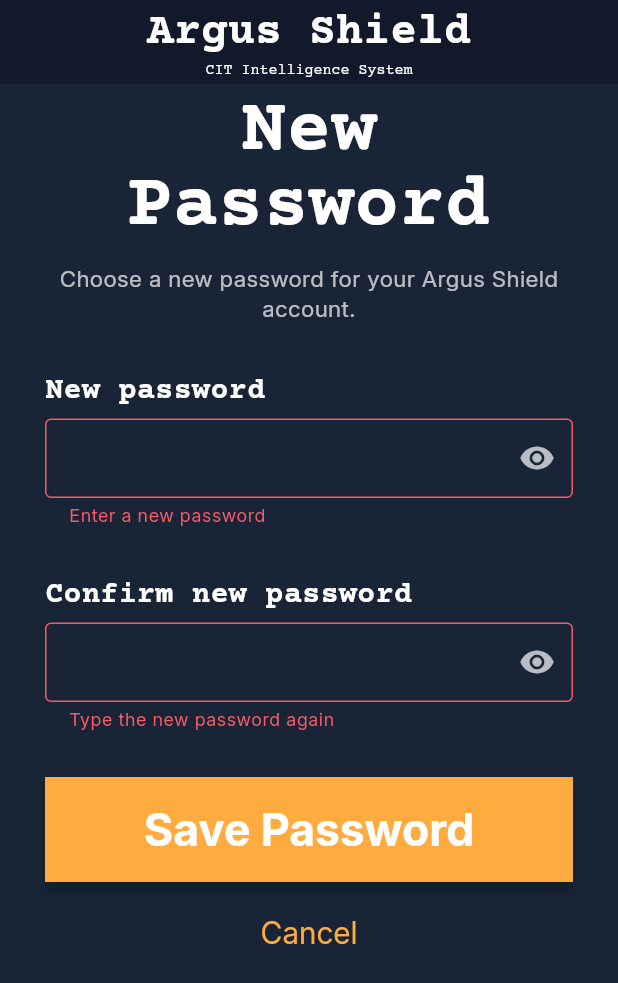
After one commit to MeanBanana/cit-event-capture, a Flutter app: the ResetPasswordPage screen opened directly, after a tap on "Save Password", on a phone screen of 412 x 824 dp. The commit adds this screen. Shown: the top 983 px of the screen. Run offline on Flutter 3.47's test engine with Material 3 defaults, Android fonts, the phone set to English and light mode, and no system bars; our stand-ins replace flutter_markdown_plus, image_picker, shared_preferences, supabase_flutter; accounts and stored records are empty.

Commit message:
Added password reset via email deep link" -m "- Forgot password panel now sends a Supabase reset email (redirect: argusshield://reset-password) - New ResetPasswordPage: new password + confirm, min 6 chars, show/hide, signs out after saving - main.dart listens for AuthChangeEvent.passwordRecovery and opens the reset screen; shows a message for expired links - Android intent filter and iOS URL scheme for argusshield:// - Tests for the reset screen - Login form centred between the header and the bottom buttons - Fixed analyzer warning in a supabase_service.dart doc comment Supabase: add argusshield://reset-password under Auth > URL Configuration > Redirect URLs

```diff
--- a/mobile/argus_shield/lib/main.dart
+++ b/mobile/argus_shield/lib/main.dart
@@ -1,6 +1,9 @@
+import 'dart:async';
+
 import 'package:flutter/material.dart';
 import 'package:supabase_flutter/supabase_flutter.dart';
 import 'login.dart';
+import 'reset_password.dart';
 import 'theme/app_theme.dart';
 import 'theme/argus_widgets.dart';
 
@@ -8,6 +11,12 @@ import 'theme/argus_widgets.dart';
 // user to their own dashboard: citizens to CitizenHome, admins to
 // AdminDashboard. To test the admin screens, log in with an admin account
 // (see database/README.md, "Creating an admin").
+
+/// Lets code outside the widget tree (the auth listener below) open screens.
+final navigatorKey = GlobalKey<NavigatorState>();
+
+/// Lets the auth listener show messages without a BuildContext.
+final scaffoldMessengerKey = GlobalKey<ScaffoldMessengerState>();
 
 Future<void> main() async {
   WidgetsFlutterBinding.ensureInitialized();
@@ -18,14 +27,60 @@ Future<void> main() async {
   runApp(const RootApp());
 }
 
-class RootApp extends StatelessWidget {
+class RootApp extends StatefulWidget {
   const RootApp({super.key});
+
+  @override
+  State<RootApp> createState() => _RootAppState();
+}
+
+class _RootAppState extends State<RootApp> {
+  StreamSubscription<AuthState>? _authSub;
+
+  @override
+  void initState() {
+    super.initState();
+    // Password reset: when the user taps the link in the reset email, the
+    // phone opens this app (argusshield://reset-password). supabase_flutter
+    // checks the link with Supabase and fires passwordRecovery; we then show
+    // the "New Password" screen in place of whatever was open.
+    _authSub = Supabase.instance.client.auth.onAuthStateChange.listen(
+      (data) {
+        if (data.event == AuthChangeEvent.passwordRecovery) {
+          navigatorKey.currentState?.pushAndRemoveUntil(
+            MaterialPageRoute(builder: (_) => const ResetPasswordPage()),
+            (_) => false,
+          );
+        }
+      },
+      // An old or already-used link ends up here instead.
+      onError: (Object error) {
+        scaffoldMessengerKey.currentState?.showSnackBar(
+          const SnackBar(
+            content: Text(
+              'This reset link is invalid or has expired. '
+              'Please request a new one.',
+            ),
+            backgroundColor: AppColors.danger,
+          ),
+        );
+      },
+    );
+  }
+
+  @override
+  void dispose() {
+    _authSub?.cancel();
+    super.dispose();
+  }
 
   @override
   Widget build(BuildContext context) {
     return MaterialApp(
       title: 'Argus Shield',
       debugShowCheckedModeBanner: false,
+      navigatorKey: navigatorKey,
+      scaffoldMessengerKey: scaffoldMessengerKey,
       // All colours, fonts and widget styles come from theme/app_theme.dart
       theme: buildArgusTheme(),
       // keeps every page above the phone's navigation buttons
--- /dev/null
+++ b/mobile/argus_shield/lib/reset_password.dart
@@ -0,0 +1,201 @@
+import 'package:flutter/material.dart';
+import 'supabase_service.dart';
+import 'login.dart';
+import 'loadingscreen.dart';
+import 'theme/app_theme.dart';
+import 'theme/argus_widgets.dart';
+
+/// Opened by main.dart when the user taps the reset link in their email
+/// (AuthChangeEvent.passwordRecovery). The link has already signed them in
+/// for this one purpose, so all that is left is choosing a new password.
+///
+/// After saving, the user is signed out and sent back to the login page.
+/// Cancelling (or pressing Back) also signs out, so the reset session does
+/// not stay open on the phone.
+class ResetPasswordPage extends StatefulWidget {
+  /// Optional so tests can pass in a fake; the app uses the real service.
+  final SupabaseService? service;
+
+  const ResetPasswordPage({super.key, this.service});
+
+  /// Same minimum as Supabase's default (Authentication > Providers > Email).
+  static const minLength = 6;
+
+  @override
+  State<ResetPasswordPage> createState() => _ResetPasswordPageState();
+}
+
+class _ResetPasswordPageState extends State<ResetPasswordPage> {
+  final _formKey = GlobalKey<FormState>();
+  final _passwordController = TextEditingController();
+  final _confirmController = TextEditingController();
+
+  late final SupabaseService service = widget.service ?? SupabaseService();
+
+  bool _saving = false;
+  bool _showPassword = false;
+  String? _error; // from Supabase, shown above the button
+
+  @override
+  void dispose() {
+    _passwordController.dispose();
+    _confirmController.dispose();
+    super.dispose();
+  }
+
+  Future<void> _save() async {
+    setState(() => _error = null);
+    if (!_formKey.currentState!.validate()) return;
+
+    setState(() => _saving = true);
+    final result = await service.updatePassword(_passwordController.text);
+    if (!mounted) return;
+
+    if (result["success"] != true) {
+      setState(() {
+        _saving = false;
+        _error = result["message"] as String?;
+      });
+      return;
+    }
+
+    await service.logout();
+    if (!mounted) return;
+    _goToLogin(result["message"] as String);
+  }
+
+  Future<void> _cancel() async {
+    if (_saving) return;
+    setState(() => _saving = true);
+    await service.logout();
+    if (!mounted) return;
+    _goToLogin("Password not changed");
+  }
+
+  /// Clears every screen (this page included) so Back cannot return here.
+  void _goToLogin(String message) {
+    Navigator.of(context).pushAndRemoveUntil(
+      MaterialPageRoute(
+        builder: (_) => LoadingScreen(
+          resultMessage: message,
+          nextScreen: const LoginPage(),
+        ),
+      ),
+      (_) => false,
+    );
+  }
+
+  String? _validatePassword(String? value) {
+    final text = value ?? '';
+    if (text.isEmpty) return 'Enter a new password';
+    if (text.length < ResetPasswordPage.minLength) {
+      return 'Use at least ${ResetPasswordPage.minLength} characters';
+    }
+    return null;
+  }
+
+  String? _validateConfirm(String? value) {
+    if ((value ?? '').isEmpty) return 'Type the new password again';
+    if (value != _passwordController.text) return 'Passwords do not match';
+    return null;
+  }
+
+  Widget _visibilityToggle() => IconButton(
+        tooltip: _showPassword ? 'Hide password' : 'Show password',
+        icon: Icon(
+          _showPassword ? Icons.visibility_off : Icons.visibility,
+          color: AppColors.textMuted,
+        ),
+        onPressed: () => setState(() => _showPassword = !_showPassword),
+      );
+
+  @override
+  Widget build(BuildContext context) {
+    return PopScope(
+      // Back = cancel, so the reset session is always signed out.
+      canPop: false,
+      onPopInvokedWithResult: (didPop, _) {
+        if (!didPop) _cancel();
+      },
+      child: Scaffold(
+        appBar: const ArgusAppBar(),
+        body: SingleChildScrollView(
+          padding: const EdgeInsets.symmetric(horizontal: 30, vertical: 4),
+          child: Form(
+            key: _formKey,
+            child: Column(
+              children: [
+                Text(
+                  "New Password",
+                  textAlign: TextAlign.center,
+                  style: AppText.pageTitle.copyWith(height: 1.0),
+                  textHeightBehavior: const TextHeightBehavior(
+                    applyHeightToFirstAscent: false,
+                    applyHeightToLastDescent: false,
+                  ),
+                ),
+                const SizedBox(height: AppSpacing.small),
+                const Text(
+                  "Choose a new password for your Argus Shield account.",
+                  textAlign: TextAlign.center,
+                  style: AppText.bodyMuted,
+                ),
+
+                const SizedBox(height: AppSpacing.large),
+
+                const FieldLabel("New password"),
+                TextFormField(
+                  controller: _passwordController,
+                  obscureText: !_showPassword,
+                  autocorrect: false,
+                  enableSuggestions: false,
+                  style: AppText.body,
+                  decoration: InputDecoration(suffixIcon: _visibilityToggle()),
+                  validator: _validatePassword,
+                  textInputAction: TextInputAction.next,
+                ),
+
+                const SizedBox(height: AppSpacing.large),
+
+                const FieldLabel("Confirm new password"),
+                TextFormField(
+                  controller: _confirmController,
+                  obscureText: !_showPassword,
+                  autocorrect: false,
+                  enableSuggestions: false,
+                  style: AppText.body,
+                  decoration: InputDecoration(suffixIcon: _visibilityToggle()),
+                  validator: _validateConfirm,
+                  onFieldSubmitted: (_) => _save(),
+                ),
+
+                if (_error != null) ...[
+                  const SizedBox(height: AppSpacing.medium),
+                  Text(
+                    _error!,
+                    textAlign: TextAlign.center,
+                    style: AppText.body.copyWith(color: AppColors.danger),
+                  ),
+                ],
+
+                const SizedBox(height: AppSpacing.large),
+
+                PrimaryButton(
+                  label: _saving ? "Saving..." : "Save Password",
+                  onPressed: _saving ? null : _save,
+                ),
+
+                const SizedBox(height: AppSpacing.small),
+
+                TextButton(
+                  onPressed: _saving ? null : _cancel,
+                  child: const Text("Cancel"),
+                ),
+              ],
+            ),
+          ),
+        ),
+      ),
+    );
+  }
+}
--- a/mobile/argus_shield/lib/supabase_service.dart
+++ b/mobile/argus_shield/lib/supabase_service.dart
@@ -148,6 +148,83 @@ class SupabaseService {
   // ------------------------------------------------------------------ LOGOUT
   Future<void> logout() => supabase.auth.signOut();
 
+  // ---------------------------------------------------------- RESET PASSWORD
+  // How resetting a forgotten password works:
+  //  1. sendPasswordReset asks Supabase to email a reset link. The link opens
+  //     this app through the deep link below (set up in AndroidManifest.xml
+  //     and ios/Runner/Info.plist, and listed under Authentication > URL
+  //     Configuration > Redirect URLs in the Supabase dashboard).
+  //  2. supabase_flutter reads the link, signs the user in for this one
+  //     purpose and fires AuthChangeEvent.passwordRecovery. main.dart listens
+  //     for it and opens ResetPasswordPage.
+  //  3. ResetPasswordPage calls updatePassword, then logs out so the user
+  //     logs in again with the new password.
+  // The link only works on the phone that asked for it (PKCE flow).
+
+  /// Where the reset link in the email sends the user.
+  static const passwordResetRedirect = 'argusshield://reset-password';
+
+  /// Emails a password reset link. Supabase gives the same answer whether or
+  /// not the email belongs to an account, so the message does not reveal
+  /// which emails are registered.
+  Future<Map<String, dynamic>> sendPasswordReset(String email) async {
+    try {
+      await supabase.auth.resetPasswordForEmail(
+        email.trim(),
+        redirectTo: passwordResetRedirect,
+      );
+      return {
+        "success": true,
+        "message": "If an account exists for $email, a reset link has been "
+            "sent. Open it on this phone.",
+      };
+    } on AuthException catch (e) {
+      if (e.statusCode == '429' || e.code == 'over_email_send_rate_limit') {
+        return {
+          "success": false,
+          "message": "Too many reset emails. Please wait a while and try again.",
+        };
+      }
+      return {"success": false, "message": e.message};
+    } catch (e) {
+      return {
+        "success": false,
+        "message": "Could not send the reset email. Check your connection.",
+      };
+    }
+  }
+
+  /// Sets a new password for the user signed in by the reset link.
+  Future<Map<String, dynamic>> updatePassword(String newPassword) async {
+    try {
+      await supabase.auth.updateUser(UserAttributes(password: newPassword));
+      return {"success": true, "message": "Password changed, please log in"};
+    } on AuthWeakPasswordException {
+      return {"success": false, "message": "Password is too weak."};
+    } on AuthException catch (e) {
+      if (e.code == 'same_password') {
+        return {
+          "success": false,
+          "message": "Choose a password that is different from your old one.",
+        };
+      }
+      if (e is AuthSessionMissingException ||
+          e.code == 'session_not_found' ||
+          e.code == 'session_expired') {
+        return {
+          "success": false,
+          "message": "This reset link has expired. Please request a new one.",
+        };
+      }
+      return {"success": false, "message": e.message};
+    } catch (e) {
+      return {
+        "success": false,
+        "message": "Could not change the password. Check your connection.",
+      };
+    }
+  }
+
   // ------------------------------------------------------- CITIZEN PROFILE
   // Database rules (RLS) let a citizen read and update only their own
   // "User" and citizen rows, and a trigger stops them changing their own
@@ -270,7 +347,7 @@ class SupabaseService {
     }
   }
 
-  /// "Your phone number was saved, but <reason>" when something already
+  /// "Your phone number was saved, but `reason`" when something already
   /// went through before the failure.
   String _partly(List<String> saved, String reason) => saved.isEmpty
       ? reason
```
Also changed, not shown: mobile/argus_shield/lib/login.dart (+26 -12 lines), 3 other files.
